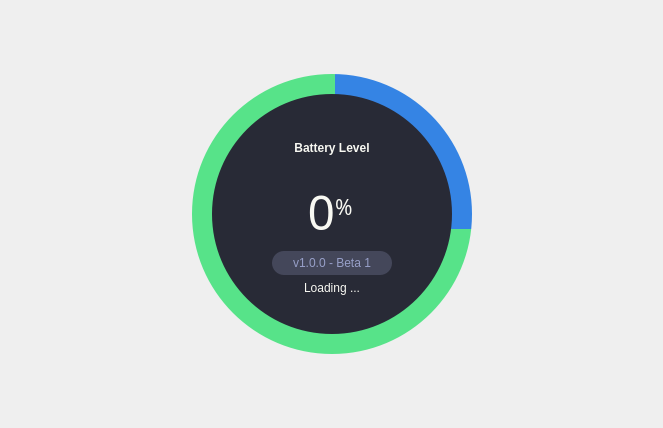
This is battery_level_form.ui in qhaihcblol/Demo as Qt 5 draws it before an edit. The edited form follows.
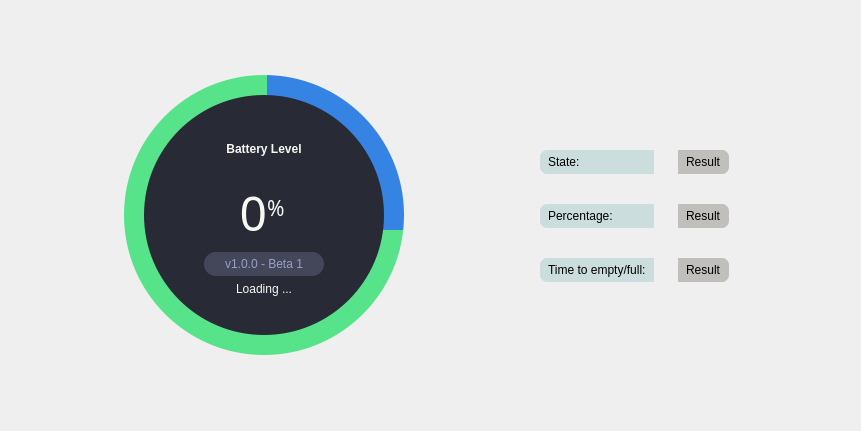
This is the edited form.

Patch:
```diff
--- a/battery_level_form.ui
+++ b/battery_level_form.ui
@@ -6,16 +6,16 @@
    <rect>
     <x>0</x>
     <y>0</y>
-    <width>663</width>
-    <height>428</height>
+    <width>861</width>
+    <height>431</height>
    </rect>
   </property>
   <property name="windowTitle">
    <string>Form</string>
   </property>
-  <layout class="QHBoxLayout" name="horizontalLayout_2">
+  <layout class="QHBoxLayout" name="horizontalLayout_3">
    <item>
-    <layout class="QHBoxLayout" name="horizontalLayout">
+    <layout class="QHBoxLayout" name="horizontalLayout_2">
      <item>
       <spacer name="horizontalSpacer_2">
        <property name="orientation">
@@ -296,6 +296,166 @@
        </property>
       </spacer>
      </item>
+     <item>
+      <widget class="QWidget" name="widget_5" native="true">
+       <layout class="QHBoxLayout" name="horizontalLayout">
+        <item>
+         <widget class="QWidget" name="widget_2" native="true">
+          <property name="styleSheet">
+           <string notr="true">QLabel{
+	background-color: rgb(203, 222, 221);
+	font: 600 12pt &quot;URW Gothic&quot;;
+	padding:5px;
+    border-top-left-radius: 7px; /* Bo góc trên bên trái */
+    border-bottom-left-radius: 7px; /* Bo góc dưới bên trái */
+}</string>
+          </property>
+          <layout class="QVBoxLayout" name="verticalLayout_5">
+           <item>
+            <spacer name="verticalSpacer">
+             <property name="orientation">
+              <enum>Qt::Orientation::Vertical</enum>
+             </property>
+             <property name="sizeHint" stdset="0">
+              <size>
+               <width>20</width>
+               <height>40</height>
+              </size>
+             </property>
+            </spacer>
+           </item>
+           <item>
+            <layout class="QVBoxLayout" name="verticalLayout">
+             <property name="spacing">
+              <number>30</number>
+             </property>
+             <property name="topMargin">
+              <number>0</number>
+             </property>
+             <item>
+              <widget class="QLabel" name="label">
+               <property name="text">
+                <string>State:</string>
+               </property>
+              </widget>
+             </item>
+             <item>
+              <widget class="QLabel" name="label_4">
+               <property name="text">
+                <string>Percentage:</string>
+               </property>
+              </widget>
+             </item>
+             <item>
+              <widget class="QLabel" name="Time_To">
+               <property name="text">
+                <string>Time to empty/full:</string>
+               </property>
+              </widget>
+             </item>
+            </layout>
+           </item>
+           <item>
+            <spacer name="verticalSpacer_2">
+             <property name="orientation">
+              <enum>Qt::Orientation::Vertical</enum>
+             </property>
+             <property name="sizeHint" stdset="0">
+              <size>
+               <width>20</width>
+               <height>40</height>
+              </size>
+             </property>
+            </spacer>
+           </item>
+          </layout>
+         </widget>
+        </item>
+        <item>
+         <widget class="QWidget" name="widget_3" native="true">
+          <property name="styleSheet">
+           <string notr="true">QLabel{
+	background-color: rgb(192, 191, 188);
+	font: 600 12pt &quot;URW Gothic&quot;;
+	padding:5px;
+    border-top-right-radius: 7px; /* Bo góc trên bên trái */
+    border-bottom-right-radius: 7px; /* Bo góc dưới bên trái */
+}</string>
+          </property>
+          <layout class="QVBoxLayout" name="verticalLayout_11">
+           <item>
+            <spacer name="verticalSpacer_3">
+             <property name="orientation">
+              <enum>Qt::Orientation::Vertical</enum>
+             </property>
+             <property name="sizeHint" stdset="0">
+              <size>
+               <width>20</width>
+               <height>40</height>
+              </size>
+             </property>
+            </spacer>
+           </item>
+           <item>
+            <layout class="QVBoxLayout" name="verticalLayout_2">
+             <property name="spacing">
+              <number>30</number>
+             </property>
+             <item>
+              <widget class="QLabel" name="State_Result">
+               <property name="text">
+                <string>Result</string>
+               </property>
+              </widget>
+             </item>
+             <item>
+              <widget class="QLabel" name="Percentage_Result">
+               <property name="text">
+                <string>Result</string>
+               </property>
+              </widget>
+             </item>
+             <item>
+              <widget class="QLabel" name="Time_Result">
+               <property name="text">
+                <string>Result</string>
+               </property>
+              </widget>
+             </item>
+            </layout>
+           </item>
+           <item>
+            <spacer name="verticalSpacer_4">
+             <property name="orientation">
+              <enum>Qt::Orientation::Vertical</enum>
+             </property>
+             <property name="sizeHint" stdset="0">
+              <size>
+               <width>20</width>
+               <height>40</height>
+              </size>
+             </property>
+            </spacer>
+           </item>
+          </layout>
+         </widget>
+        </item>
+       </layout>
+      </widget>
+     </item>
+     <item>
+      <spacer name="horizontalSpacer_3">
+       <property name="orientation">
+        <enum>Qt::Orientation::Horizontal</enum>
+       </property>
+       <property name="sizeHint" stdset="0">
+        <size>
+         <width>40</width>
+         <height>20</height>
+        </size>
+       </property>
+      </spacer>
+     </item>
     </layout>
    </item>
   </layout>
```
